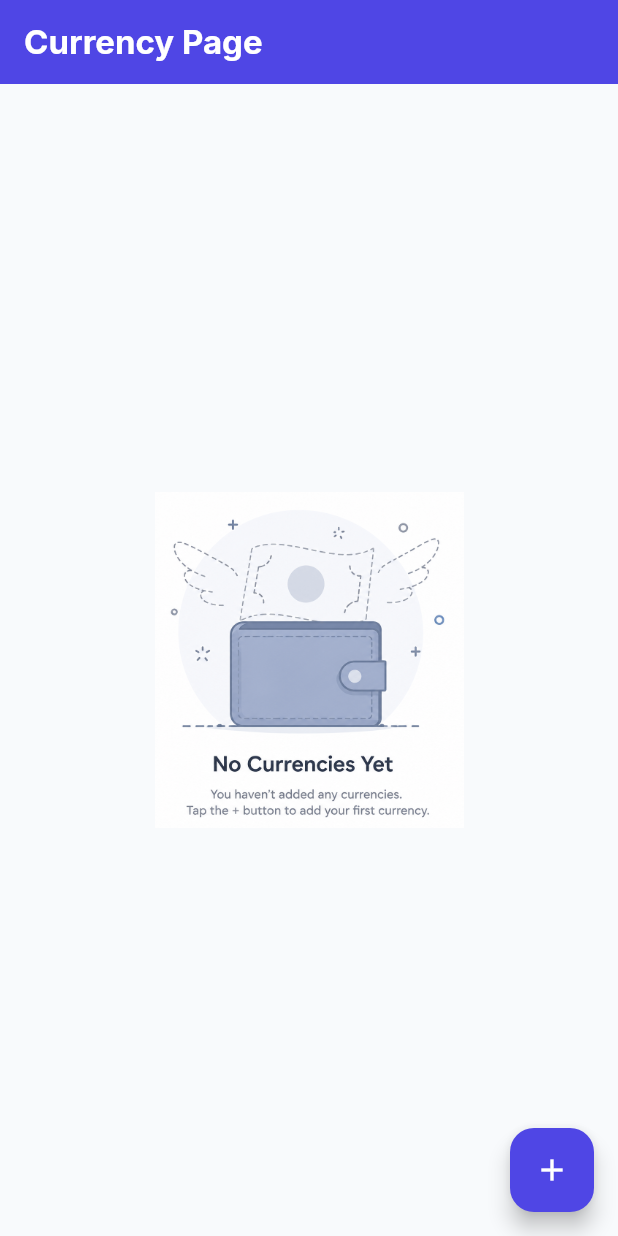
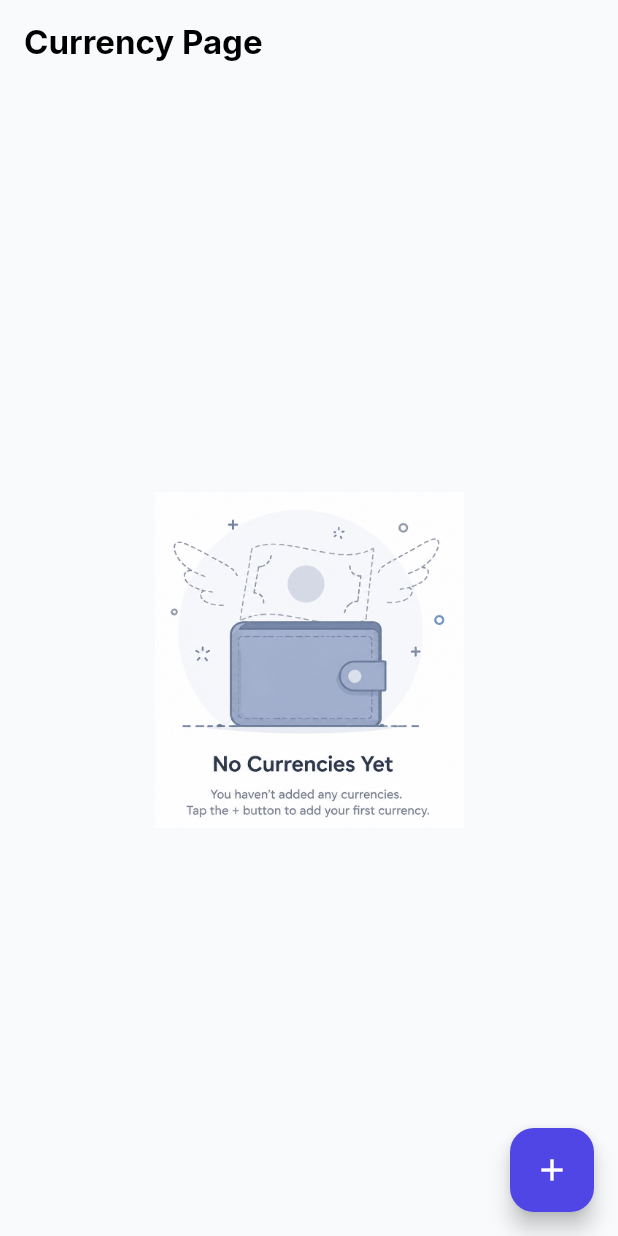
Before and after one commit to Codavina/myMoney, a Flutter app: the screen it shows after launch, on a phone screen of 412 x 824 dp. Run offline on Flutter 3.47's test engine with Material 3 defaults, Android fonts, the phone set to English and light mode, and no system bars; our stand-ins replace device_preview, flutter_bloc, flutter_svg, sqflite, sqflite_common_ffi; accounts and stored records are empty.

Commit message:
update curreny screen

```diff
--- a/lib/features/currency_screen/currency_screen.dart
+++ b/lib/features/currency_screen/currency_screen.dart
@@ -1,11 +1,10 @@
 import 'dart:developer';
-
 import 'package:flutter/material.dart';
 import 'package:flutter_bloc/flutter_bloc.dart';
 import 'package:my_money/core/cubit/currency/currency_cubit.dart';
 import 'package:my_money/core/cubit/currency/currency_state.dart';
 import 'package:my_money/features/currency_screen/widgets/currency_listview.dart';
-
+import 'package:my_money/features/currency_screen/widgets/currency_loaded_widget.dart';
 import '../../core/constants/app_assets.dart';
 import '../../core/models/currency_model.dart';
 import '../../core/repositories/currency_repository.dart';
@@ -22,7 +21,7 @@ class _CurrencyScreenState extends State<CurrencyScreen> {
   @override
   void initState() {
     super.initState();
-    // add();
+    //add();
     context.read<CurrencyCubit>().getAll();
   }
 
@@ -31,7 +30,7 @@ class _CurrencyScreenState extends State<CurrencyScreen> {
 
   Future<void> add() async {
     final result = await currencyRepo.insert(
-      const CurrencyModel(currencyCode: 'DZD'),
+      const CurrencyModel(currencyCode: 'USD'),
     );
     log(result.toString());
     load();
@@ -46,12 +45,15 @@ class _CurrencyScreenState extends State<CurrencyScreen> {
   Widget build(BuildContext context) {
     return Scaffold(
       backgroundColor: Theme.of(context).scaffoldBackgroundColor,
-      appBar: AppBar(title: const Text('Currency Page')),
-      body: Center(
-        child: Column(
-          children: [
-            Expanded(
-              child: BlocConsumer<CurrencyCubit, CurrencyState>(
+      appBar: AppBar(
+        title: const Text(
+          'Currency Page',
+          style: TextStyle(color: Colors.black),
+        ),
+        elevation: 30,
+        backgroundColor: Colors.transparent,
+      ),
+      body: BlocConsumer<CurrencyCubit, CurrencyState>(
         listener: (context, state) {},
         builder: (context, state) {
           if (state is CurrencyLoading) {
@@ -59,21 +61,15 @@ class _CurrencyScreenState extends State<CurrencyScreen> {
           }
           if (state is CurrencyLoaded) {
             if (state.currencies.isEmpty) {
-                      return const EmptyState(
-                        image: AppAssets.emptyCurrencyImage,
-                      );
+              return const EmptyState(image: AppAssets.emptyCurrencyImage);
             }
-                    return const CurrencyListview(title: 'EUR');
+            return const CurrencyLoadedWidget();
           }
           if (state is CurrencyError) {
             return const Text('Error State');
           }
           return const Text('Initial state');
         },
-              ),
-            ),
-          ],
-        ),
       ),
       floatingActionButton: FloatingActionButton(
         onPressed: () {},
--- a/pubspec.yaml
+++ b/pubspec.yaml
@@ -42,6 +42,7 @@ dependencies:
   flutter_bloc: ^9.1.1
   sqflite_common_ffi: ^2.4.0+3
   flutter_svg: ^2.3.0
+  svg_flutter: ^0.0.1
 
 dev_dependencies:
   flutter_test:
```
Also changed, not shown: lib/core/widgets/app_popup_menu.dart (added, +39 -0 lines), lib/features/currency_screen/widgets/currency_listview.dart (+5 -28 lines), lib/features/currency_screen/widgets/currency_loaded_widget.dart (added, +48 -0 lines), pubspec.lock. Lines whose indentation alone changed are shown as unchanged.
